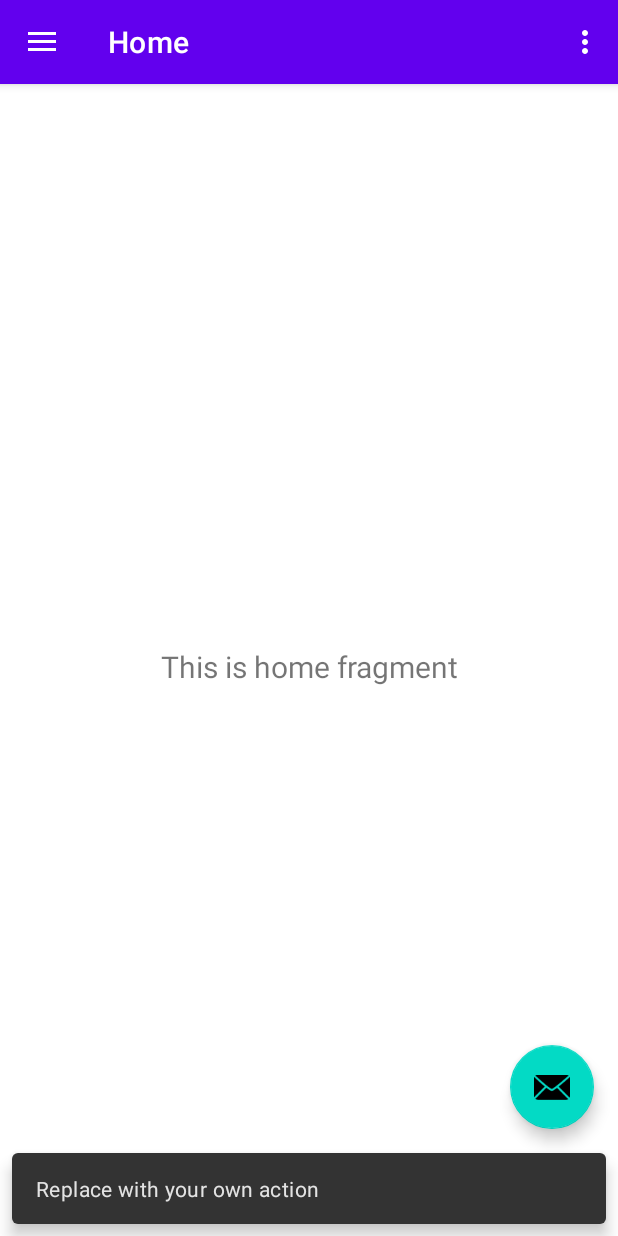
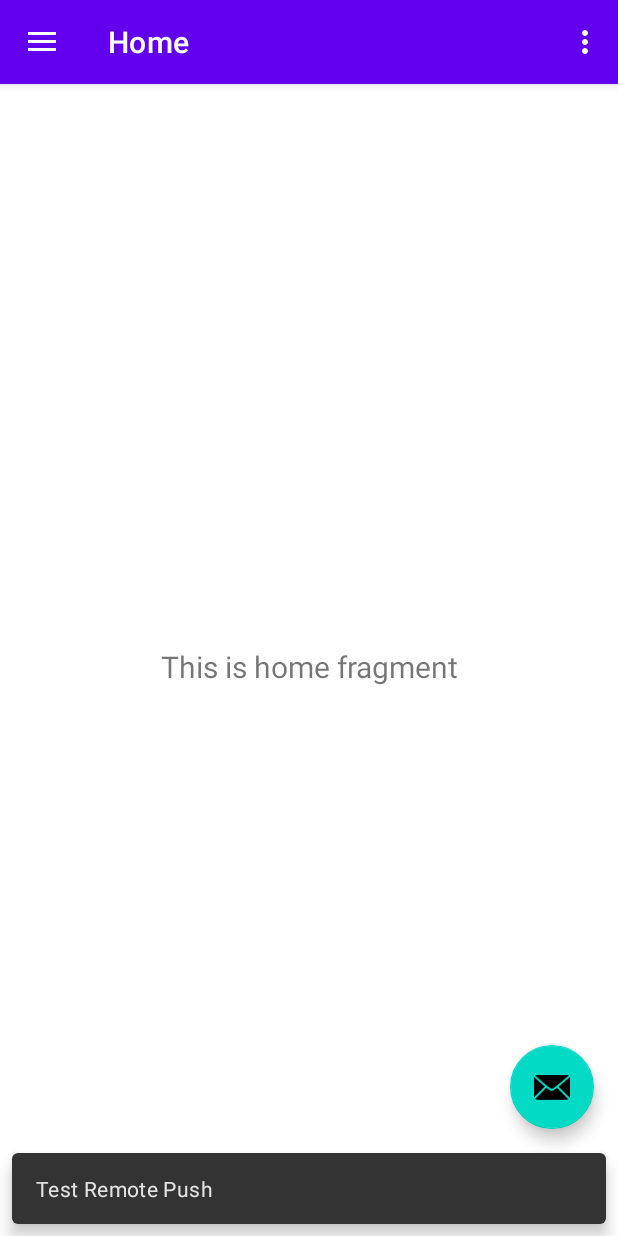
Before and after one commit to BryanIsAProfessional/HouseholdHelper, an Android app: the screen it shows after launch (MainActivity), after a tap on an icon or button, on a phone screen of 412 x 824 dp. Run offline under Robolectric (Android 15) with nearby library versions, the phone set to English and light mode, and no system bars; our stand-ins replace navigation-ui.

Commit message:
tests remote commit from laptop

```diff
--- a/app/src/main/java/com/example/householdhelper/MainActivity.java
+++ b/app/src/main/java/com/example/householdhelper/MainActivity.java
@@ -30,7 +30,7 @@ public class MainActivity extends AppCompatActivity {
         fab.setOnClickListener(new View.OnClickListener() {
             @Override
             public void onClick(View view) {
-                Snackbar.make(view, "Replace with your own action", Snackbar.LENGTH_LONG)
+                Snackbar.make(view, "Test Remote Push", Snackbar.LENGTH_LONG)
                         .setAction("Action", null).show();
             }
         });
```
